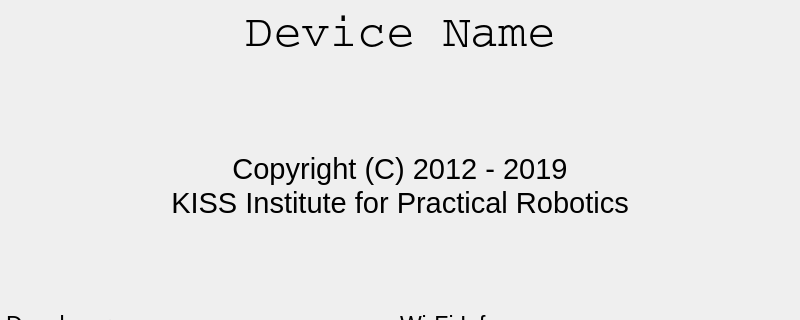
The window that ui/AboutWidget.ui (kipr/botui) describes before a commit, drawn with Qt 5; both pictures show x 0 to 800 and y 0 to 320 of the 800 by 480 pixel window.
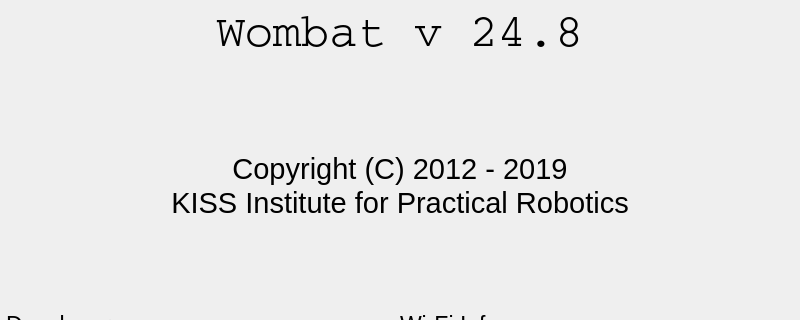
The same window after the commit.

Patch:
```diff
--- a/ui/AboutWidget.ui
+++ b/ui/AboutWidget.ui
@@ -73,7 +73,7 @@
       <string notr="true">font: 75 35pt &quot;Courier&quot;;</string>
      </property>
      <property name="text">
-      <string>Device Name</string>
+      <string>Wombat v 24.8</string>
      </property>
      <property name="alignment">
       <set>Qt::AlignCenter</set>
@@ -131,7 +131,7 @@
      <property name="sizeHint" stdset="0">
       <size>
        <width>20</width>
-       <height>30</height>
+       <height>40</height>
       </size>
      </property>
     </spacer>
```
Left out of the diff: 2 changed lines with no effect on the pictures.
